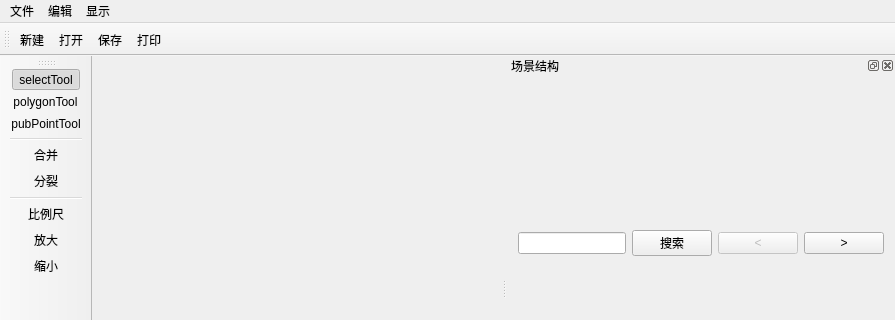
Above: mainwindow.ui from wolfwind521/IndoorMapEditor before the change; both pictures show x 0 to 895 and y 0 to 320 of the 895 by 566 pixel window. Below: the same form after it.
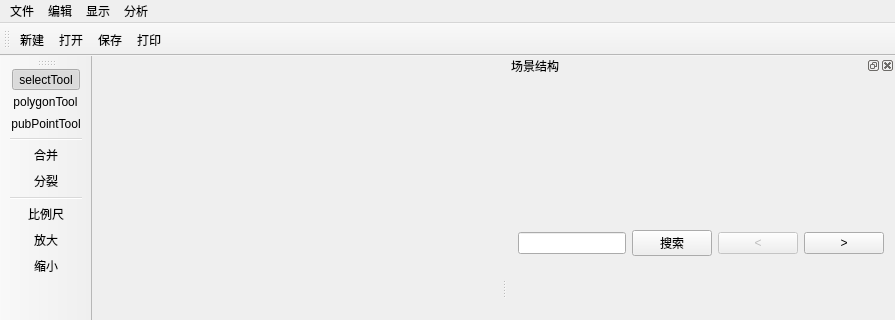
That is the form after the change. Icons and pictures are not drawn.

```diff
--- a/mainwindow.ui
+++ b/mainwindow.ui
@@ -20,7 +20,7 @@
      <x>0</x>
      <y>0</y>
      <width>895</width>
-     <height>21</height>
+     <height>22</height>
     </rect>
    </property>
    <widget class="QMenu" name="menu_File">
@@ -71,9 +71,16 @@
     <addaction name="actionZoomOut"/>
     <addaction name="actionResetZoom"/>
    </widget>
+   <widget class="QMenu" name="menu_3">
+    <property name="title">
+     <string>分析</string>
+    </property>
+    <addaction name="actionSortAreas"/>
+   </widget>
    <addaction name="menu_File"/>
    <addaction name="menu"/>
    <addaction name="menu_2"/>
+   <addaction name="menu_3"/>
   </widget>
   <widget class="QToolBar" name="mainToolBar">
    <attribute name="toolBarArea">
```
Left out of the diff: 16 changed lines with no effect on the pictures.
